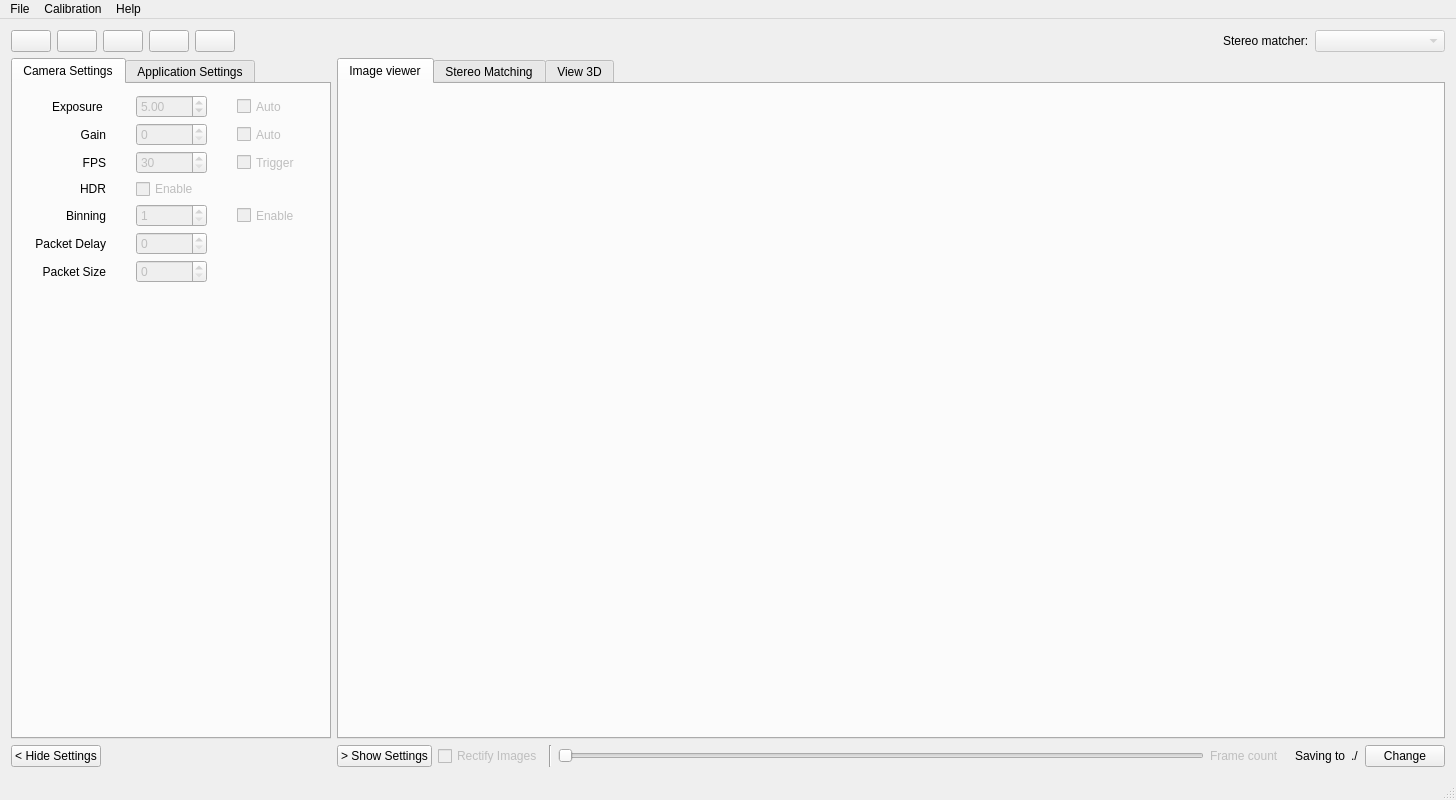
Qt form src/mainwindow.ui (i3drobotics/stereo-vision-toolkit) before a commit.
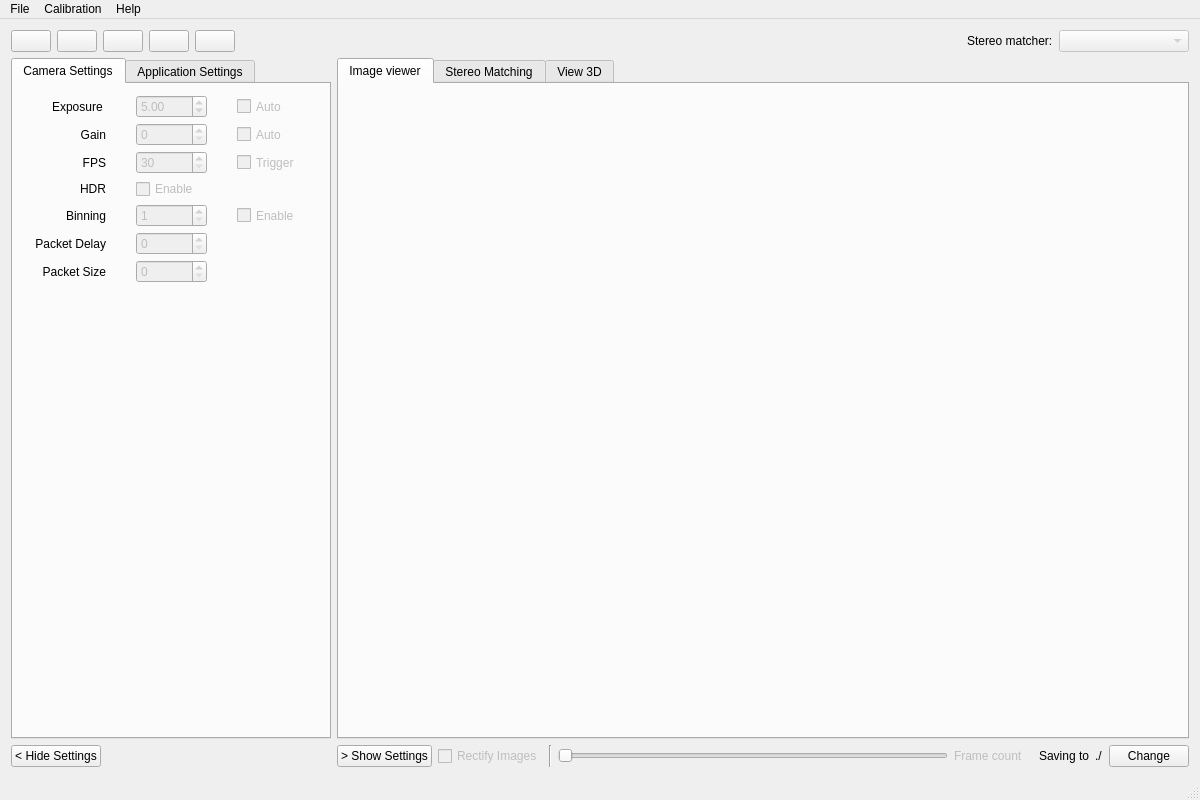
The same form after that commit.

```diff
--- a/src/mainwindow.ui
+++ b/src/mainwindow.ui
@@ -6,7 +6,7 @@
    <rect>
     <x>0</x>
     <y>0</y>
-    <width>1456</width>
+    <width>1200</width>
     <height>800</height>
    </rect>
   </property>
@@ -1325,7 +1325,7 @@
     <rect>
      <x>0</x>
      <y>0</y>
-     <width>1456</width>
+     <width>1200</width>
      <height>25</height>
     </rect>
    </property>
```
